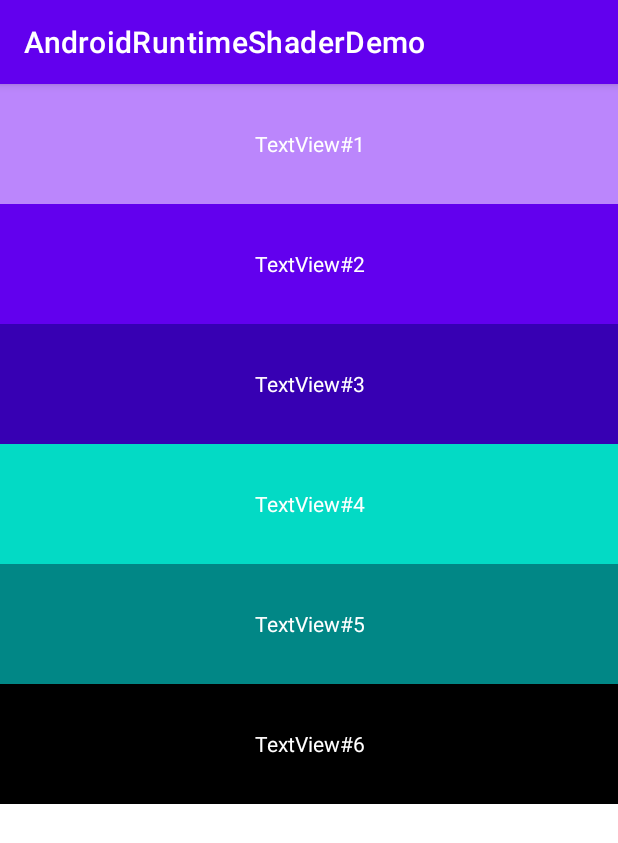
After one commit to mzw1004/AndroidRuntimeShaderDemo, an Android app: the RenderEffectUsageActivity screen opened directly, with no data from a screen before it, on a phone screen of 412 x 824 dp. The commit adds this screen. Shown: the top 843 px of the screen. Run offline under Robolectric (Android 15) with nearby library versions, the phone set to English and light mode, and no system bars.

Commit message:
update: add RenderEffect usage activity.

```diff
--- a/app/src/main/AndroidManifest.xml
+++ b/app/src/main/AndroidManifest.xml
@@ -26,6 +26,8 @@
         <activity android:name=".BasicUsageActivity" />
 
         <activity android:name=".BitmapDisplayActivity" />
+
+        <activity android:name=".RenderEffectUsageActivity" />
     </application>
 
 </manifest>
--- a/app/src/main/java/me/mazhiwei/demo/androidruntimeshaderdemo/MainActivity.kt
+++ b/app/src/main/java/me/mazhiwei/demo/androidruntimeshaderdemo/MainActivity.kt
@@ -20,4 +20,9 @@ class MainActivity : AppCompatActivity() {
     val intent = Intent(this, BitmapDisplayActivity::class.java)
     startActivity(intent)
   }
+
+  fun gotoRenderEffect(view: View) {
+    val intent = Intent(this, RenderEffectUsageActivity::class.java)
+    startActivity(intent)
+  }
 }
--- /dev/null
+++ b/app/src/main/java/me/mazhiwei/demo/androidruntimeshaderdemo/RenderEffectUsageActivity.kt
@@ -0,0 +1,33 @@
+package me.mazhiwei.demo.androidruntimeshaderdemo
+
+import android.graphics.RenderEffect
+import android.graphics.RuntimeShader
+import android.os.Bundle
+import android.view.LayoutInflater
+import android.view.View
+import androidx.appcompat.app.AppCompatActivity
+
+class RenderEffectUsageActivity : AppCompatActivity() {
+
+  override fun onCreate(savedInstanceState: Bundle?) {
+    super.onCreate(savedInstanceState)
+    val rootView = LayoutInflater.from(this).inflate(R.layout.activity_render_effect_usage, null)
+    setContentView(rootView)
+    applyRuntimeShader(rootView)
+  }
+
+  private fun applyRuntimeShader(view: View) {
+    val shader = RuntimeShader(
+      """
+      uniform shader uContent;
+
+      vec4 main(vec2 coords)
+      {
+        return uContent.eval(coords);
+      }
+    """.trimIndent()
+    )
+    val effect = RenderEffect.createRuntimeShaderEffect(shader, "uContent")
+    view.setRenderEffect(effect)
+  }
+}
--- a/app/src/main/res/layout/activity_main.xml
+++ b/app/src/main/res/layout/activity_main.xml
@@ -17,4 +17,10 @@
         android:layout_height="wrap_content"
         android:text="Bitmap display"
         android:onClick="goBitmapDisplay" />
+
+    <Button
+        android:layout_width="match_parent"
+        android:layout_height="wrap_content"
+        android:text="RenderEffect usage"
+        android:onClick="gotoRenderEffect" />
 </LinearLayout>
--- /dev/null
+++ b/app/src/main/res/layout/activity_render_effect_usage.xml
@@ -0,0 +1,54 @@
+<?xml version="1.0" encoding="utf-8"?>
+<LinearLayout xmlns:android="http://schemas.android.com/apk/res/android"
+    android:layout_width="match_parent"
+    android:layout_height="match_parent"
+    android:orientation="vertical">
+
+    <TextView
+        android:layout_width="match_parent"
+        android:layout_height="80dp"
+        android:gravity="center"
+        android:background="@color/purple_200"
+        android:text="TextView#1"
+        android:textColor="@android:color/white" />
+
+    <TextView
+        android:layout_width="match_parent"
+        android:layout_height="80dp"
+        android:gravity="center"
+        android:background="@color/purple_500"
+        android:text="TextView#2"
+        android:textColor="@android:color/white" />
+
+    <TextView
+        android:layout_width="match_parent"
+        android:layout_height="80dp"
+        android:gravity="center"
+        android:background="@color/purple_700"
+        android:text="TextView#3"
+        android:textColor="@android:color/white" />
+
+    <TextView
+        android:layout_width="match_parent"
+        android:layout_height="80dp"
+        android:gravity="center"
+        android:background="@color/teal_200"
+        android:text="TextView#4"
+        android:textColor="@android:color/white" />
+
+    <TextView
+        android:layout_width="match_parent"
+        android:layout_height="80dp"
+        android:gravity="center"
+        android:background="@color/teal_700"
+        android:text="TextView#5"
+        android:textColor="@android:color/white" />
+
+    <TextView
+        android:layout_width="match_parent"
+        android:layout_height="80dp"
+        android:gravity="center"
+        android:background="@color/black"
+        android:text="TextView#6"
+        android:textColor="@android:color/white" />
+</LinearLayout>
```
